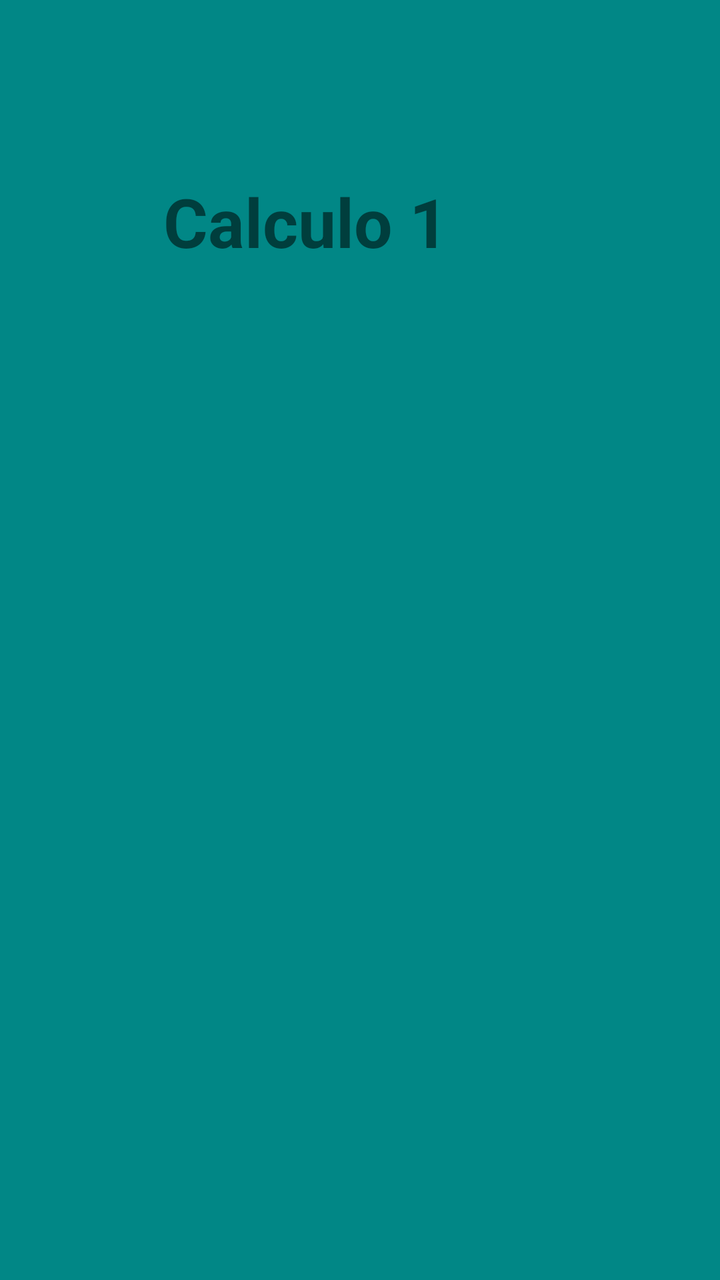
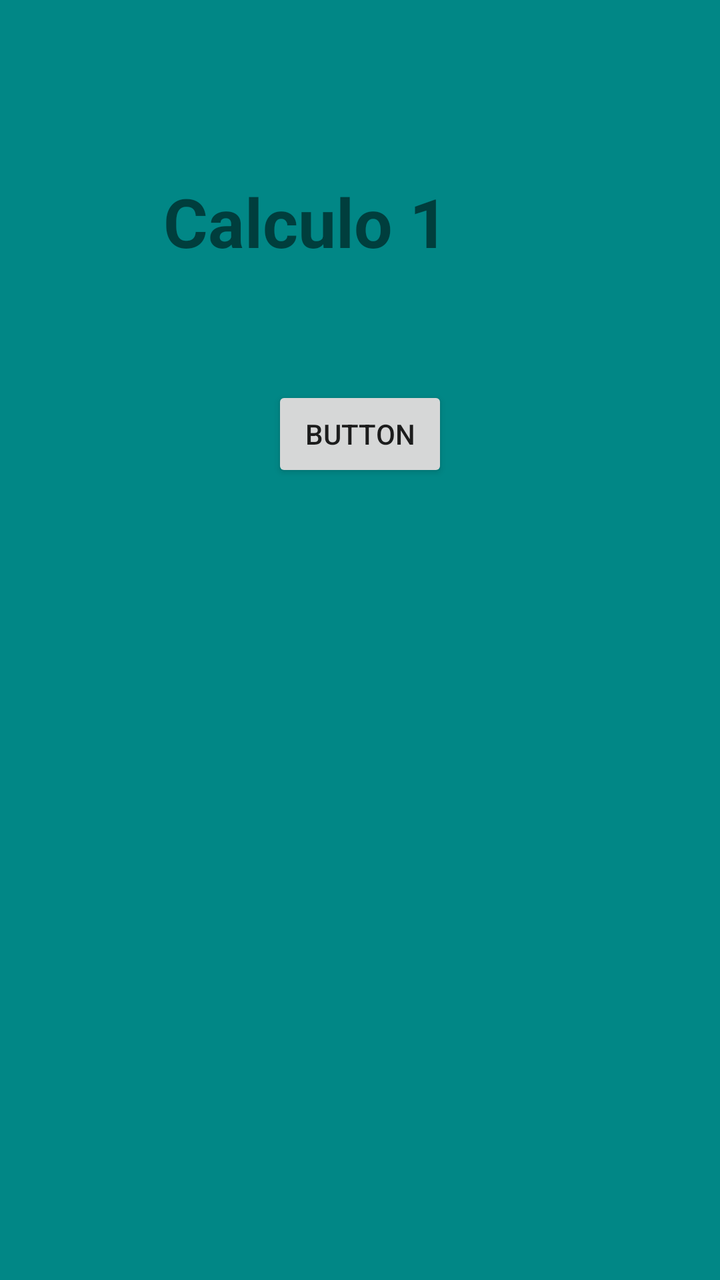

The first picture is an Android layout as it rendered before a commit; the second is the same layout after the commit. The layout source and the unified diff follow.
<!-- AndroidManifest.xml: application theme Theme.LearnMath -->
<!-- res/layout/fragment_calculo1.xml -->
<?xml version="1.0" encoding="utf-8"?>
<androidx.constraintlayout.widget.ConstraintLayout xmlns:android="http://schemas.android.com/apk/res/android"
    xmlns:app="http://schemas.android.com/apk/res-auto"
    xmlns:tools="http://schemas.android.com/tools"
    android:id="@+id/frame1"
    android:layout_width="match_parent"
    android:layout_height="match_parent"
    android:background="@color/teal_700"
    tools:context=".Calculo1">

    
    <TextView
        android:id="@+id/textView8"
        android:layout_width="197dp"
        android:layout_height="46dp"
        android:layout_marginTop="88dp"
        android:text="Calculo 1"
        android:textAlignment="center"
        android:textSize="34sp"
        android:textStyle="bold"
        app:layout_constraintEnd_toEndOf="parent"
        app:layout_constraintStart_toStartOf="parent"
        app:layout_constraintTop_toTopOf="parent" />

</androidx.constraintlayout.widget.ConstraintLayout>
<!-- resources referenced by this layout -->
<resources>
  <color name="teal_700">#FF018786</color>
  <style name="Theme.LearnMath" parent="Theme.AppCompat.DayNight.NoActionBar">
          <item name="android:colorBackground">@color/purple_plum_crazy</item>
      </style>
  <color name="purple_plum_crazy">#872a96</color>
</resources>

<!-- the commit's change to res/layout/fragment_calculo1.xml (unified diff, before → after) -->
@@ -10,7 +10,7 @@
 
     
     <TextView
-        android:id="@+id/textView8"
+        android:id="@+id/titulo1"
         android:layout_width="197dp"
         android:layout_height="46dp"
         android:layout_marginTop="88dp"
@@ -22,4 +22,14 @@
         app:layout_constraintStart_toStartOf="parent"
         app:layout_constraintTop_toTopOf="parent" />
 
+    <Button
+        android:id="@+id/btnTeste"
+        android:layout_width="wrap_content"
+        android:layout_height="wrap_content"
+        android:layout_marginTop="59dp"
+        android:text="Button"
+        app:layout_constraintEnd_toEndOf="parent"
+        app:layout_constraintStart_toStartOf="parent"
+        app:layout_constraintTop_toBottomOf="@+id/titulo1" />
+
 </androidx.constraintlayout.widget.ConstraintLayout>
